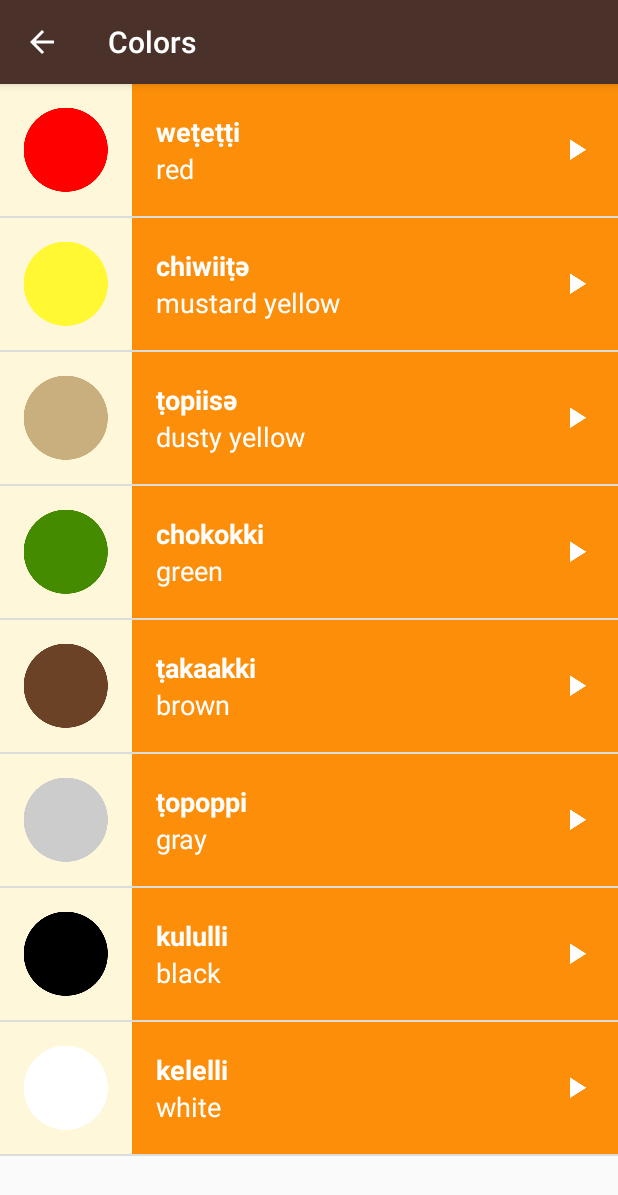
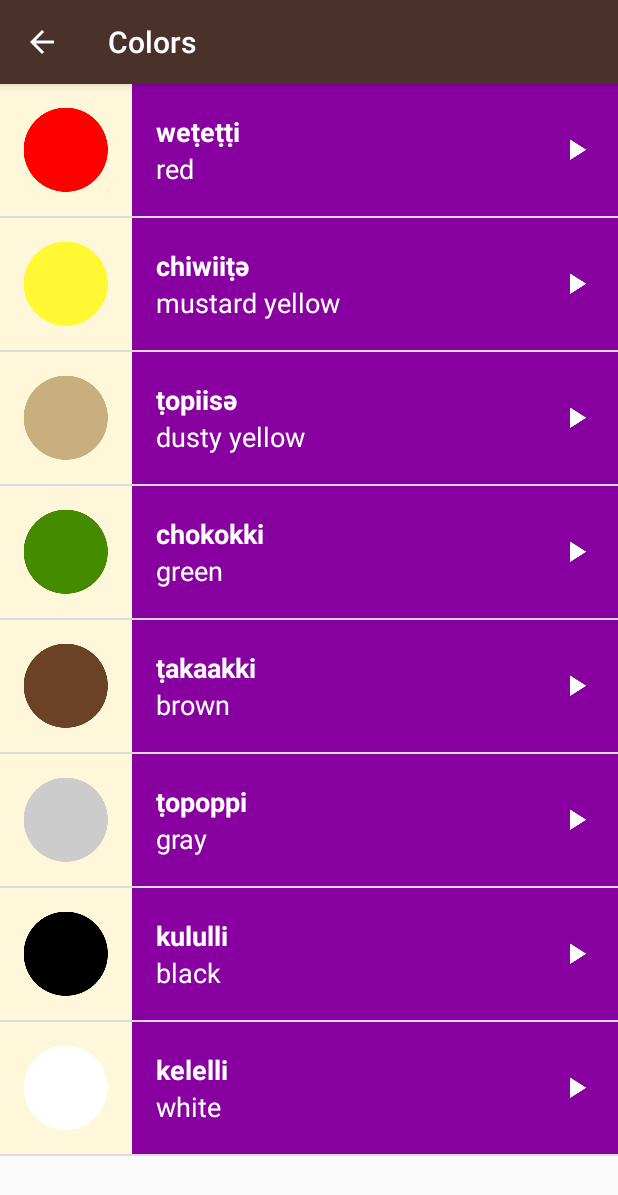
Before and after one commit to loasmo/Miwok, an Android app: the ColorsFragment screen opened directly, with no data from a screen before it, on a phone screen of 412 x 824 dp. Shown: the top 1195 px of the screen. Run offline under Robolectric (Android 15) with nearby library versions, the phone set to English and light mode, and no system bars.

Commit message:
Refactoring to Fragments to hold the content *fixed background colors

```diff
--- a/app/src/main/java/com/example/android/miwok/ColorsFragment.java
+++ b/app/src/main/java/com/example/android/miwok/ColorsFragment.java
@@ -40,8 +40,6 @@ public class ColorsFragment extends Fragment {
                              Bundle savedInstanceState) {
         View rootView = inflater.inflate(R.layout.word_list, container, false);
 
-        // TODO: Insert all the code from the NumberActivity’s onCreate() method after the setContentView method call
-
         // Create and setup the {@link AudioManager} to request audio focus
         mAudioManager = (AudioManager) getActivity().getSystemService(Context.AUDIO_SERVICE);
 
@@ -60,7 +58,7 @@ public class ColorsFragment extends Fragment {
 
         // Create an {@link WordAdapter}, whose data source is a list of {@link Word}s. The
         // adapter knows how to create list items for each item in the list.
-        WordAdapter adapter = new WordAdapter(getActivity(), words, R.color.category_numbers);
+        WordAdapter adapter = new WordAdapter(getActivity(), words, R.color.category_colors);
 
         // Find the {@link ListView} object in the view hierarchy of the {@link Activity}.
         // There should be a {@link ListView} with the view ID called list, which is declared in the
--- a/app/src/main/java/com/example/android/miwok/FamilyFragment.java
+++ b/app/src/main/java/com/example/android/miwok/FamilyFragment.java
@@ -40,8 +40,6 @@ public class FamilyFragment extends Fragment {
                              Bundle savedInstanceState) {
         View rootView = inflater.inflate(R.layout.word_list, container, false);
 
-        // TODO: Insert all the code from the NumberActivity’s onCreate() method after the setContentView method call
-
         // Create and setup the {@link AudioManager} to request audio focus
         mAudioManager = (AudioManager) getActivity().getSystemService(Context.AUDIO_SERVICE);
 
@@ -66,7 +64,7 @@ public class FamilyFragment extends Fragment {
 
         // Create an {@link WordAdapter}, whose data source is a list of {@link Word}s. The
         // adapter knows how to create list items for each item in the list.
-        WordAdapter adapter = new WordAdapter(getActivity(), words, R.color.category_numbers);
+        WordAdapter adapter = new WordAdapter(getActivity(), words, R.color.category_family);
 
         // Find the {@link ListView} object in the view hierarchy of the {@link Activity}.
         // There should be a {@link ListView} with the view ID called list, which is declared in the
--- a/app/src/main/java/com/example/android/miwok/PhrasesFragment.java
+++ b/app/src/main/java/com/example/android/miwok/PhrasesFragment.java
@@ -40,8 +40,6 @@ public class PhrasesFragment extends Fragment {
                              Bundle savedInstanceState) {
         View rootView = inflater.inflate(R.layout.word_list, container, false);
 
-        // TODO: Insert all the code from the NumberActivity’s onCreate() method after the setContentView method call
-
         // Create and setup the {@link AudioManager} to request audio focus
         mAudioManager = (AudioManager) getActivity().getSystemService(Context.AUDIO_SERVICE);
 
@@ -62,7 +60,7 @@ public class PhrasesFragment extends Fragment {
 
         // Create an {@link WordAdapter}, whose data source is a list of {@link Word}s. The
         // adapter knows how to create list items for each item in the list.
-        WordAdapter adapter = new WordAdapter(getActivity(), words, R.color.category_numbers);
+        WordAdapter adapter = new WordAdapter(getActivity(), words, R.color.category_phrases);
 
         // Find the {@link ListView} object in the view hierarchy of the {@link Activity}.
         // There should be a {@link ListView} with the view ID called list, which is declared in the
```
